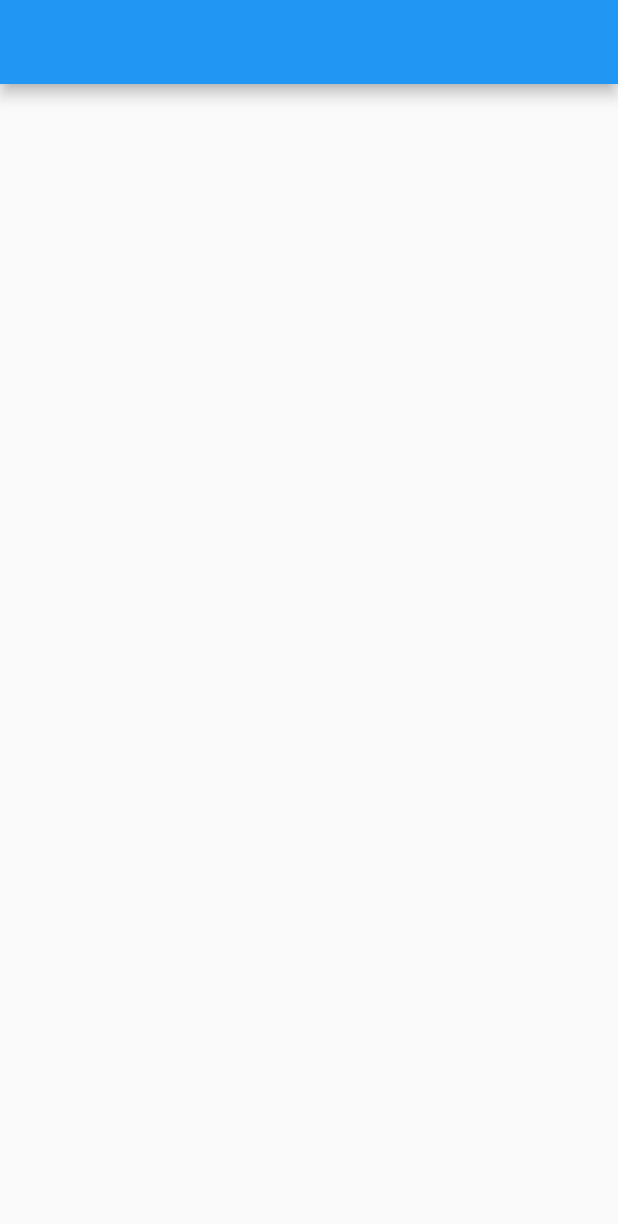
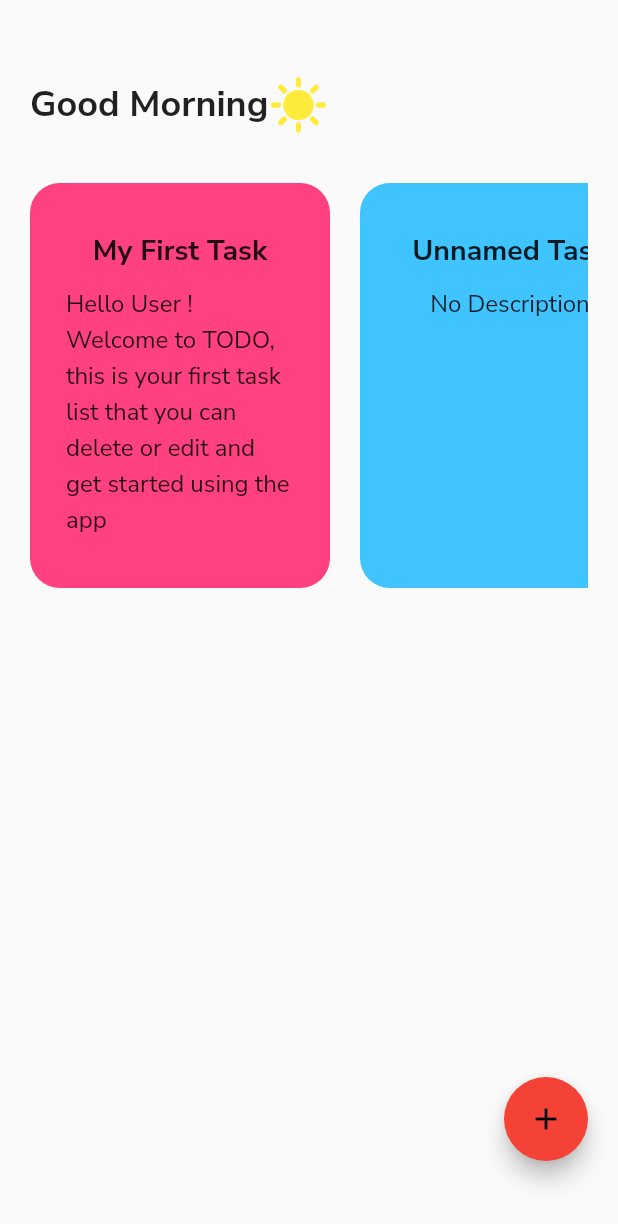
Before and after one commit to Rayan420/todo, a Flutter app: the screen it shows after launch, on a phone screen of 412 x 824 dp. Shown: the top 1224 px of the screen. Run offline on Flutter 3.47's test engine with Material 2 defaults, Android fonts, the phone set to English and light mode, and no system bars; our stand-ins replace google_fonts.

Commit message:
current version of the app

```diff
--- /dev/null
+++ b/lib/Components/Constants/constants.dart
@@ -0,0 +1,12 @@
+import 'package:flutter/material.dart';
+
+  class Kcolors
+{
+  static const Color kPrimaryTextColors = Colors.black;
+  static const Color kPrimaryCardColor = Colors.pinkAccent;
+  static const Color kSecondaryCardColor = Colors.lightBlueAccent;
+  static const Color kButtonColor = Colors.red;
+
+
+
+}
--- /dev/null
+++ b/lib/Components/Widgerts/greeting.dart
@@ -0,0 +1,20 @@
+import 'package:flutter/material.dart';
+
+class Greeting extends StatelessWidget {
+  const Greeting({Key? key, required this.icon, required this.greeting})
+      : super(key: key);
+
+  final Icon icon;
+  final Text greeting;
+
+  @override
+  Widget build(BuildContext context) {
+    return Wrap(
+      crossAxisAlignment: WrapCrossAlignment.center,
+      children: [
+       greeting,
+        icon,
+      ],
+    );
+  }
+}
--- /dev/null
+++ b/lib/Components/Widgerts/task_card.dart
@@ -0,0 +1,46 @@
+import 'package:flutter/material.dart';
+
+class TaskCard extends StatelessWidget {
+  const TaskCard({Key? key, required this.color,required this.title,required this.desc}) : super(key: key);
+
+  final Color color;
+  final String? title;
+  final String? desc;
+  @override
+  Widget build(BuildContext context) {
+    return Container(
+      width: 200,
+      height: 200,
+      padding: EdgeInsets.symmetric(
+        vertical: 32.0,
+        horizontal: 24.0,
+      ),
+      margin: EdgeInsets.only(right: 20),
+      decoration: BoxDecoration(
+        borderRadius: BorderRadius.circular(20),
+        color: color,
+      ),
+      child: Column(
+        children: [
+          Text(
+            title?? "Unnamed Task",
+            style: TextStyle(
+              fontWeight: FontWeight.bold,
+              fontSize: 19,
+            ),
+          ),
+          Padding(
+            padding: EdgeInsets.only(top: 10),
+          ),
+          Text(
+            desc?? "No Description",
+            style: TextStyle(
+              height: 1.5,
+              fontSize: 16,
+            ),
+          )
+        ],
+      ),
+    );
+  }
+}
--- a/lib/Constants/constants.dart
+++ /dev/null
@@ -1,7 +0,0 @@
-import 'package:flutter/material.dart';
-
-  class colors
-{
-  static const Color kPrimaryColors = Colors.black;
-
-}
--- /dev/null
+++ b/lib/Models/greeting_model.dart
@@ -0,0 +1,29 @@
+import 'package:flutter/material.dart';
+
+class GreetingModel
+{
+
+  var _now = DateTime.now();
+
+  Icon getGreetingIcon()
+  {
+    if(_now.hour ==24 || _now.hour<12)
+      {
+        return const Icon(Icons.sunny, color: Colors.yellow, size: 40,);
+      }
+    else {
+      return const Icon(Icons.nights_stay, color: Colors.deepPurple, size: 40,);
+    }
+  }
+  Text getGreetingText()
+  {
+    if(_now.hour ==24 || _now.hour<12)
+    {
+      return const Text("Good Morning", style: TextStyle(fontSize: 24, fontWeight: FontWeight.bold),);
+    }
+    else {
+      return const Text("Good Evening", style: TextStyle(fontSize: 24, fontWeight: FontWeight.bold),);
+    }
+  }
+
+}
--- /dev/null
+++ b/lib/Screens/home.dart
@@ -0,0 +1,109 @@
+import 'package:flutter/material.dart';
+import 'package:todo/Components/Constants/constants.dart';
+import 'package:todo/Components/Widgerts/greeting.dart';
+import 'package:todo/Components/Widgerts/task_card.dart';
+import 'package:todo/Models/greeting_model.dart';
+
+class Home extends StatefulWidget {
+  const Home({
+    Key? key,
+  }) : super(key: key);
+
+  @override
+  State<Home> createState() => _HomeState();
+}
+
+class _HomeState extends State<Home> {
+  var greetingmodel = GreetingModel();
+
+  @override
+  Widget build(BuildContext context) {
+    return Scaffold(
+      body: SafeArea(
+        child: Container(
+          padding: EdgeInsets.symmetric(horizontal: 20, vertical: 50),
+          height: MediaQuery.of(context).size.height,
+          width: double.infinity,
+          child: Stack(
+            children: [
+              Column(
+                crossAxisAlignment: CrossAxisAlignment.start,
+                children: [
+                  // adjust the greeting text and set dynamic functionality
+                  Container(
+                    padding: EdgeInsets.only(bottom: 32),
+                    child: Greeting(
+                      icon: greetingmodel.getGreetingIcon(),
+                      greeting: greetingmodel.getGreetingText(),
+                    ),
+                  ),
+                  Container(
+                    height: 270,
+                    child: ListView(
+                      scrollDirection: Axis.horizontal,
+                      children: [
+                        TaskCard(
+                          color: Kcolors.kPrimaryCardColor,
+                          title: "My First Task",
+                          desc:
+                              "Hello User ! Welcome to TODO, this is your first task list that you can delete or edit and get started using the app",
+                        ),
+                        TaskCard(
+                          color: Kcolors.kSecondaryCardColor,
+                          title: null,
+                          desc: null,
+                        ),
+                        TaskCard(
+                          color: Kcolors.kPrimaryCardColor,
+                          title: "My First Task",
+                          desc:
+                              "Hello User ! Welcome to TODO, this is your first task list that you can delete or edit and get started using the app",
+                        ),
+                        TaskCard(
+                          color: Kcolors.kSecondaryCardColor,
+                          title: null,
+                          desc: null,
+                        ),
+                        TaskCard(
+                          color: Kcolors.kPrimaryCardColor,
+                          title: "My First Task",
+                          desc:
+                              "Hello User ! Welcome to TODO, this is your first task list that you can delete or edit and get started using the app",
+                        ),
+                        TaskCard(
+                          color: Kcolors.kSecondaryCardColor,
+                          title: null,
+                          desc: null,
+                        ),
+                        TaskCard(
+                          color: Kcolors.kPrimaryCardColor,
+                          title: "My First Task",
+                          desc:
+                              "Hello User ! Welcome to TODO, this is your first task list that you can delete or edit and get started using the app",
+                        ),
+                      ],
+                    ),
+                  ),
+                ],
+              ),
+              Positioned(
+                bottom: 0.0,
+                right: 0.0,
+                child: FloatingActionButton(
+                  onPressed: () {
+                    Navigator.pushNamed(context, '/second');
+                  },
+                  child: Icon(
+                    Icons.add,
+                    color: Kcolors.kPrimaryTextColors,
+                  ),
+                  backgroundColor: Kcolors.kButtonColor,
+                ),
+              )
+            ],
+          ),
+        ),
+      ),
+    );
+  }
+}
--- /dev/null
+++ b/lib/Screens/task_screen.dart
@@ -0,0 +1,64 @@
+import 'package:flutter/material.dart';
+import 'package:todo/Components/Constants/constants.dart';
+
+class TaskScreen extends StatefulWidget {
+  const TaskScreen({Key? key}) : super(key: key);
+
+  @override
+  State<TaskScreen> createState() => _TaskScreenState();
+}
+
+class _TaskScreenState extends State<TaskScreen> {
+  @override
+  Widget build(BuildContext context) {
+    return Scaffold(
+      body: SafeArea(
+        child: Container(
+          child: Column(
+            children: [
+              Padding(
+                padding: const EdgeInsets.only(top: 24, bottom: 6),
+                child: Row(
+                  children: [
+                    InkWell(
+                      onTap: () {
+                        Navigator.pop(context);
+                      },
+                      child: const Padding(
+                        padding: EdgeInsets.all(24),
+                        child: Icon(Icons.arrow_back),
+                      ),
+                    ),
+                    const Expanded(
+                      child: TextField(
+                        maxLength: 25,
+                        decoration: InputDecoration(
+                          hintText: "Enter Task List Name",
+                          hintStyle: TextStyle(
+                              fontWeight: FontWeight.bold,
+                              color: Kcolors.kPrimaryTextColors,
+                              fontSize: 19),
+                        ),
+                      ),
+                    ),
+                  ],
+                ),
+              ),
+              const TextField(
+                minLines: 1,
+                maxLines: 3,
+                maxLength: 115,
+                decoration: InputDecoration(
+                  contentPadding: EdgeInsets.symmetric(horizontal: 24),
+                  hintText: "Enter Task List Description",
+                  hintStyle: TextStyle(
+                      color: Kcolors.kPrimaryTextColors, fontSize: 16),
+                ),
+              ),
+            ],
+          ),
+        ),
+      ),
+    );
+  }
+}
--- a/lib/UI/home_ui.dart
+++ /dev/null
@@ -1,36 +0,0 @@
-import 'package:flutter/material.dart';
-
-
-
-class Home extends StatefulWidget {
-  const Home({Key? key, }) : super(key: key);
-
-  @override
-  State<Home> createState() => _HomeState();
-}
-
-class _HomeState extends State<Home> {
-  @override
-
-  Widget build(BuildContext context) {
-
-    return SafeArea(
-      child: Scaffold(
-        appBar: AppBar(),
-        body: Container(
-          height: MediaQuery.of(context).size.height,
-            width: double.infinity,
-            child: LayoutBuilder(builder: (BuildContext ctx, BoxConstraints constraints) {
-              return Column(
-                children: [
-
-              ],
-              );
-            }
-            ),
-        ),
-      ),
-    );
-  }
-
-}
--- a/lib/main.dart
+++ b/lib/main.dart
@@ -1,5 +1,7 @@
 import 'package:flutter/material.dart';
-import 'package:todo/UI/home_ui.dart';
+import 'package:google_fonts/google_fonts.dart';
+import 'package:todo/Screens/task_screen.dart';
+import 'Screens/home.dart';
 
 void main() {
   runApp(const MyApp());
@@ -9,7 +11,15 @@ class MyApp extends StatelessWidget {
   const MyApp({Key? key}) : super(key: key);
   @override
   Widget build(BuildContext context) {
-    return const MaterialApp(
+    return  MaterialApp(
+      routes: {
+        // When navigating to the "/second" route, build the TaskScreen widget.
+        '/second': (context) => const TaskScreen(),
+      },
+      theme: ThemeData(textTheme: GoogleFonts.nunitoSansTextTheme(
+        Theme.of(context).textTheme
+      ),
+      ),
       debugShowCheckedModeBanner: false,
      home: Home(),
     );
--- a/pubspec.yaml
+++ b/pubspec.yaml
@@ -34,6 +34,7 @@ dependencies:
   # The following adds the Cupertino Icons font to your application.
   # Use with the CupertinoIcons class for iOS style icons.
   cupertino_icons: ^1.0.2
+  google_fonts: ^3.0.1
 
 dev_dependencies:
   flutter_test:
```
Also changed, not shown: pubspec.lock.
